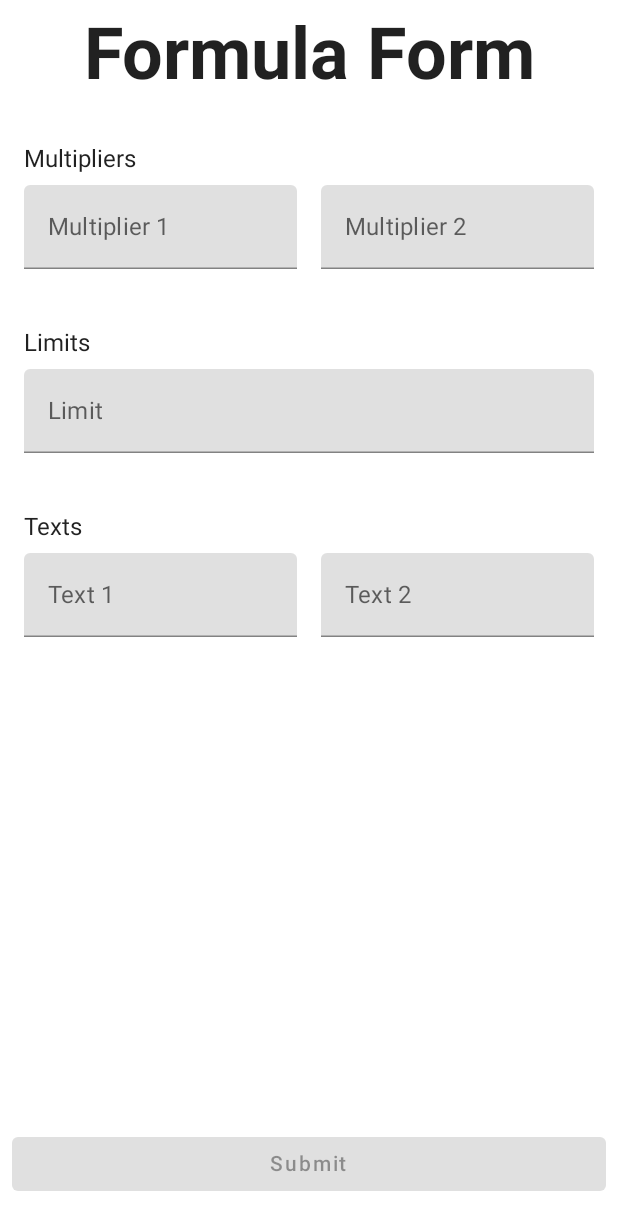
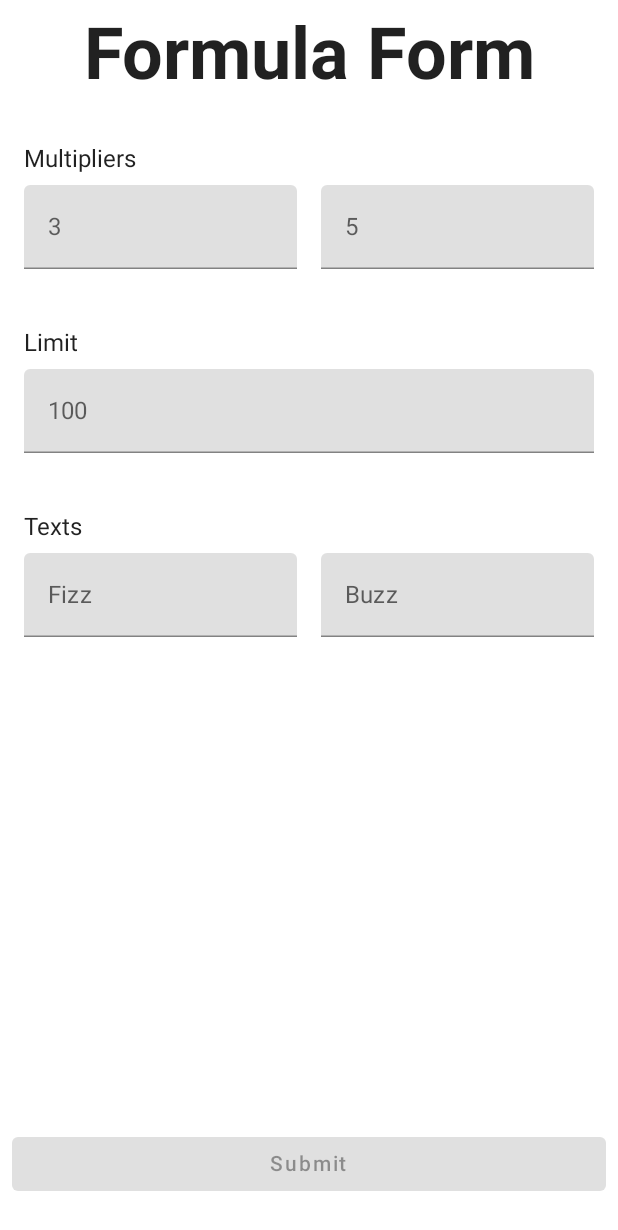
Before and after one commit to borombo-git/hello, an Android app built with Jetpack Compose: the screen it shows after launch (MainActivity), on a phone screen of 412 x 824 dp. Shown: the top 1230 px of the screen. Run offline under Robolectric (Android 15) with nearby library versions, the phone set to English and light mode, and no system bars.

```diff
--- a/app/build.gradle
+++ b/app/build.gradle
@@ -61,5 +61,6 @@ dependencies {
     debugImplementation "androidx.compose.ui:ui-tooling:$compose_version"
     debugImplementation "androidx.compose.ui:ui-test-manifest:$compose_version"
     implementation "androidx.navigation:navigation-compose:$nav_version"
+    implementation 'androidx.compose.runtime:runtime-livedata:1.2.0-rc01'
 
 }
--- a/app/src/main/java/com/borombo/hello/form/FormScreen.kt
+++ b/app/src/main/java/com/borombo/hello/form/FormScreen.kt
@@ -10,9 +10,9 @@ import androidx.compose.runtime.*
 import androidx.compose.ui.ExperimentalComposeUiApi
 import androidx.compose.ui.Modifier
 import androidx.compose.ui.platform.LocalSoftwareKeyboardController
+import androidx.compose.ui.res.stringResource
 import androidx.compose.ui.text.font.FontWeight
 import androidx.compose.ui.text.input.ImeAction
-import androidx.compose.ui.text.input.KeyboardType
 import androidx.compose.ui.text.input.TextFieldValue
 import androidx.compose.ui.text.style.TextAlign
 import androidx.compose.ui.tooling.preview.Preview
@@ -20,7 +20,9 @@ import androidx.compose.ui.unit.dp
 import androidx.compose.ui.unit.sp
 import androidx.navigation.NavController
 import androidx.navigation.compose.rememberNavController
+import com.borombo.hello.R
 import com.borombo.hello.ui.theme.HelloTheme
+import com.borombo.hello.ui.theme.KeyboardNumberNext
 
 @Composable
 fun FormulaFormScreen(navController: NavController, formViewModel: FormViewModel = FormViewModel()){
@@ -65,7 +67,7 @@ fun FormButton(formIsValid: State<Boolean>, onClick: () -> Unit){
 @Composable
 fun FormTitle(){
     Text(
-        text = "Formula Form",
+        text = stringResource(id = R.string.formula_title),
         fontSize = 48.sp,
         fontWeight = FontWeight.Bold,
         textAlign = TextAlign.Center,
@@ -82,7 +84,7 @@ fun MultipliersForm(
     var multiplierTwo by remember { mutableStateOf(TextFieldValue()) }
 
     Column(modifier = Modifier.padding(8.dp)) {
-        Text(text = "Multipliers")
+        Text(text = stringResource(id = R.string.multipliers))
         Spacer(modifier = Modifier.height(8.dp))
         Row(modifier = Modifier) {
             TextField(
@@ -93,14 +95,9 @@ fun MultipliersForm(
                         onMultiplierOneChanged(value.text)
                 },
                 placeholder = {
-                    Text("Multiplier 1")
+                    Text(stringResource(id = R.string.hint_multiplier_1))
                 },
-                keyboardOptions = KeyboardOptions(
-                    keyboardType = KeyboardType.Number,
-                    imeAction = ImeAction.Next
-                ),
-
-
+                keyboardOptions = KeyboardNumberNext,
                 modifier = Modifier.weight(1f)
             )
             Spacer(modifier = Modifier.width(16.dp))
@@ -112,9 +109,9 @@ fun MultipliersForm(
                         onMultiplierTwoChanged(value.text)
                 },
                 placeholder = {
-                    Text("Multiplier 2")
+                    Text(stringResource(id = R.string.hint_multiplier_2))
                 },
-                keyboardOptions = KeyboardOptions(keyboardType = KeyboardType.Number, imeAction = ImeAction.Next),
+                keyboardOptions = KeyboardNumberNext,
                 modifier = Modifier.weight(1f)
             )
         }
@@ -131,7 +128,7 @@ fun LimitForm(
     Column(modifier = Modifier
         .padding(8.dp)
         .wrapContentHeight()) {
-        Text(text = "Limits")
+        Text(text = stringResource(id = R.string.limit))
         Spacer(modifier = Modifier.height(8.dp))
         TextField(
             value = limit,
@@ -141,13 +138,14 @@ fun LimitForm(
                     onLimitChanged(value.text)
             },
             placeholder = {
-                Text("Limit ")
+                Text(stringResource(id = R.string.hint_limit))
             },
-            keyboardOptions = KeyboardOptions(keyboardType = KeyboardType.Number, imeAction = ImeAction.Next),
+            keyboardOptions = KeyboardNumberNext,
             modifier = Modifier.fillMaxWidth()
         )
     }
 }
+
 
 @OptIn(ExperimentalComposeUiApi::class)
 @Composable
@@ -161,7 +159,7 @@ fun TextsForm(
 
 
     Column(modifier = Modifier.padding(8.dp)) {
-        Text(text = "Texts")
+        Text(text = stringResource(id = R.string.texts))
         Spacer(modifier = Modifier.height(8.dp))
         Row(modifier = Modifier) {
             TextField(
@@ -172,7 +170,7 @@ fun TextsForm(
                         onTextOneChanged(value.text)
                 },
                 placeholder = {
-                    Text("Text 1")
+                    Text(stringResource(id = R.string.hint_word_1))
                 },
                 keyboardOptions = KeyboardOptions(imeAction = ImeAction.Next),
                 modifier = Modifier.weight(1f)
@@ -186,7 +184,7 @@ fun TextsForm(
                         onTextTwoChanged(value.text)
                 },
                 placeholder = {
-                    Text("Text 2")
+                    Text(stringResource(id = R.string.hint_word_2))
                 },
                 keyboardOptions = KeyboardOptions(imeAction = ImeAction.Done),
                 keyboardActions = KeyboardActions(
--- a/app/src/main/java/com/borombo/hello/ui/theme/Theme.kt
+++ b/app/src/main/java/com/borombo/hello/ui/theme/Theme.kt
@@ -1,10 +1,13 @@
 package com.borombo.hello.ui.theme
 
 import androidx.compose.foundation.isSystemInDarkTheme
+import androidx.compose.foundation.text.KeyboardOptions
 import androidx.compose.material.MaterialTheme
 import androidx.compose.material.darkColors
 import androidx.compose.material.lightColors
 import androidx.compose.runtime.Composable
+import androidx.compose.ui.text.input.ImeAction
+import androidx.compose.ui.text.input.KeyboardType
 
 private val DarkColorPalette = darkColors(
     primary = Purple200,
@@ -27,6 +30,11 @@ private val LightColorPalette = lightColors(
     */
 )
 
+val KeyboardNumberNext = KeyboardOptions(
+    keyboardType = KeyboardType.Number,
+    imeAction = ImeAction.Next
+)
+
 @Composable
 fun HelloTheme(darkTheme: Boolean = isSystemInDarkTheme(), content: @Composable () -> Unit) {
     val colors = if (darkTheme) {
--- a/app/src/main/res/values/strings.xml
+++ b/app/src/main/res/values/strings.xml
@@ -1,3 +1,17 @@
 <resources>
     <string name="app_name">Hello</string>
+
+    <string name="formula_title">Formula Form</string>
+    <string name="list_title">Generated List</string>
+
+    <string name="multipliers">Multipliers</string>
+    <string name="limit">Limit</string>
+    <string name="texts">Texts</string>
+
+    <string name="hint_multiplier_1">3</string>
+    <string name="hint_multiplier_2">5</string>
+    <string name="hint_limit">100</string>
+    <string name="hint_word_1">Fizz</string>
+    <string name="hint_word_2">Buzz</string>
+
 </resources>
```
Also changed, not shown: app/src/main/java/com/borombo/hello/FomulaManager.kt (+33 -10 lines), app/src/main/java/com/borombo/hello/form/FormViewModel.kt (+25 -2 lines), app/src/main/java/com/borombo/hello/list/ListScreen.kt (+10 -2 lines), app/src/main/java/com/borombo/hello/list/ListViewModel.kt (+3 -8 lines), 1 other file.
